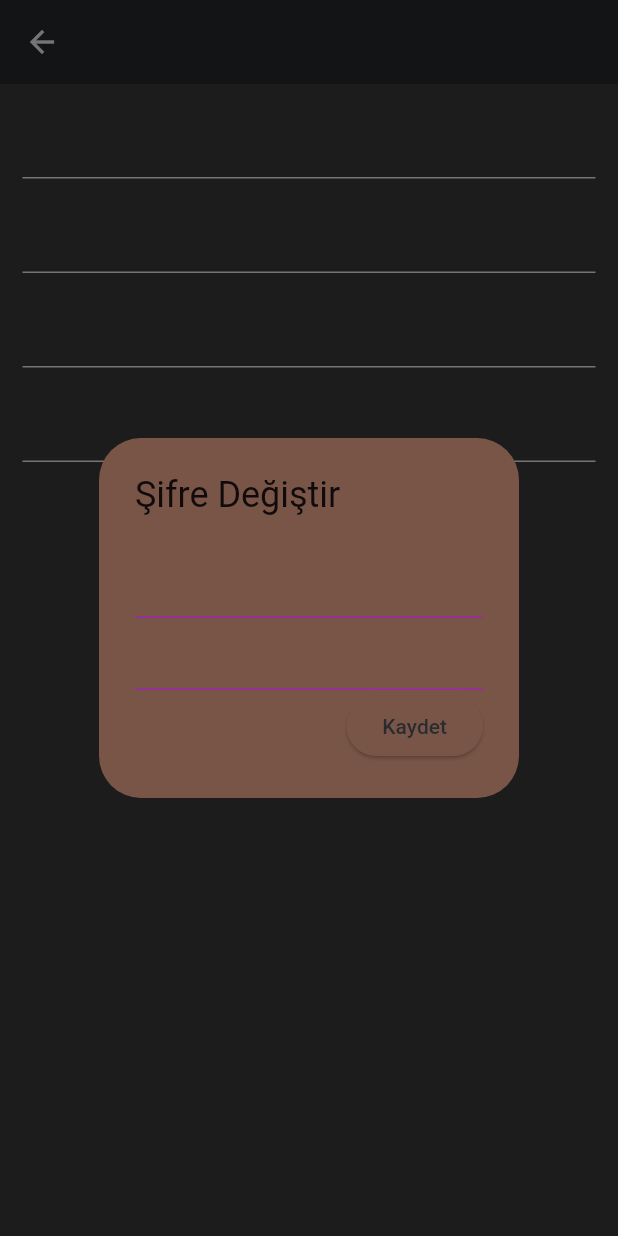
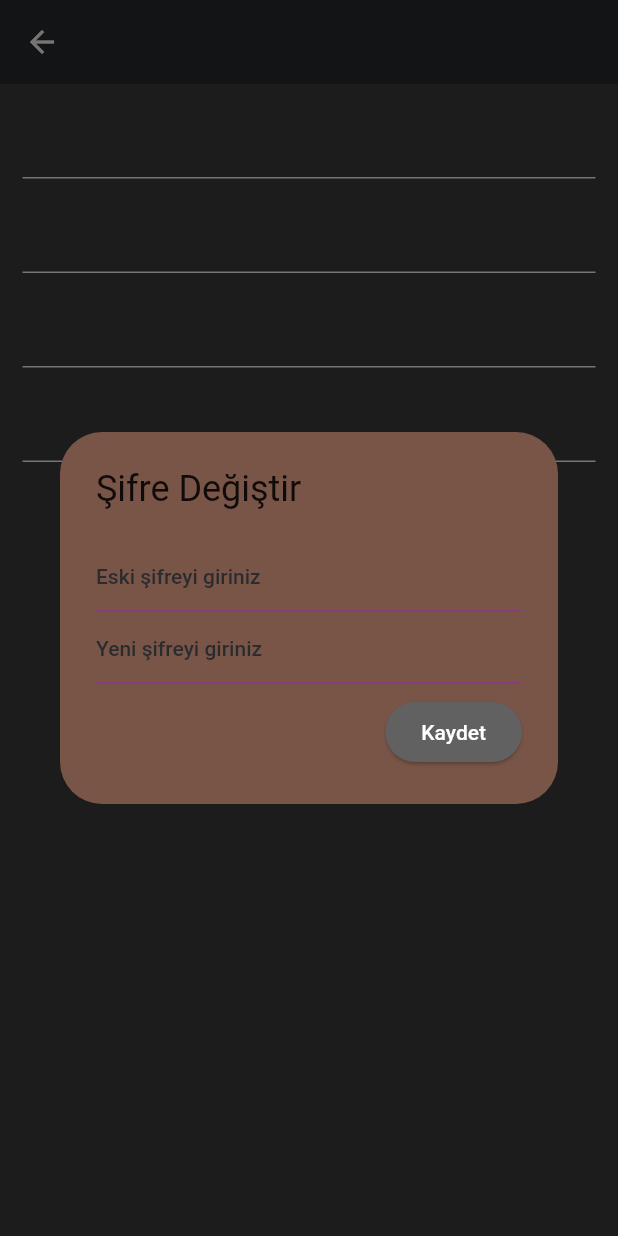
Before and after one commit to Spexso/CSE343-Online-Library-System, a Flutter app: the UpdateProfilePage screen opened directly with empty values, after a tap on "Şifreyi Değiştir", on a phone screen of 412 x 824 dp. Run offline on Flutter 3.47's test engine with Material 2 defaults, Android fonts, the phone set to English and light mode, and no system bars; our stand-ins replace flutter_dotenv, google_nav_bar.

Commit message:
design updated

```diff
--- a/mobile/lib/pages/new_home_page.dart
+++ b/mobile/lib/pages/new_home_page.dart
@@ -57,6 +57,7 @@ class _NewHomePageState extends State<NewHomePage> {
         iconTheme: const IconThemeData(size: 30, color: Colors.white),
         automaticallyImplyLeading: false,
         backgroundColor: const Color.fromRGBO(42, 43, 46, 1),
+        /*
         actions: [
           IconButton(
               onPressed: () => {
@@ -70,7 +71,7 @@ class _NewHomePageState extends State<NewHomePage> {
                 Icons.notifications,
                 color: Colors.white,
               )),
-        ],
+        ],*/
       ),
       body: _children[_selectedIndex],
       bottomNavigationBar: Container(
--- a/mobile/lib/pages/update_profile_page.dart
+++ b/mobile/lib/pages/update_profile_page.dart
@@ -191,6 +191,9 @@ class _UpdateProfilePageState extends State<UpdateProfilePage> {
                 actions: [
                   TextField(
                     controller: oldPasswordController,
+                    decoration: const InputDecoration(
+                      hintText: "Eski şifreyi giriniz"
+                    ),
                     onChanged: (val) {
                       setState(() {
                         if (oldPasswordController.text.isEmpty) {
@@ -204,6 +207,9 @@ class _UpdateProfilePageState extends State<UpdateProfilePage> {
                   ),
                   TextField(
                     controller: newPasswordController,
+                    decoration: const InputDecoration(
+                        hintText: "Yeni şifreyi giriniz"
+                    ),
                     onChanged: (val) {
                       setState(() {
                         if (newPasswordController.text.isEmpty) {
@@ -215,7 +221,12 @@ class _UpdateProfilePageState extends State<UpdateProfilePage> {
                       );
                     },
                   ),
-                  ElevatedButton(
+                  Padding(
+                    padding: const EdgeInsets.only(top: 8),
+                    child: ElevatedButton(
+                      style: ElevatedButton.styleFrom(
+                        backgroundColor: Colors.grey[700]
+                      ),
                       onPressed: () async {
                         if (oldPasswordController.text == password) {
                           print("old password true");
@@ -235,7 +246,8 @@ class _UpdateProfilePageState extends State<UpdateProfilePage> {
                           newPasswordController.clear();
                         });
                       },
-                    child: Text("Kaydet"),
+                      child: Text("Kaydet", style: TextStyle(color: Colors.white),),
+                    ),
                   ),
                 ],
               );
```
Lines whose indentation alone changed are shown as unchanged.
